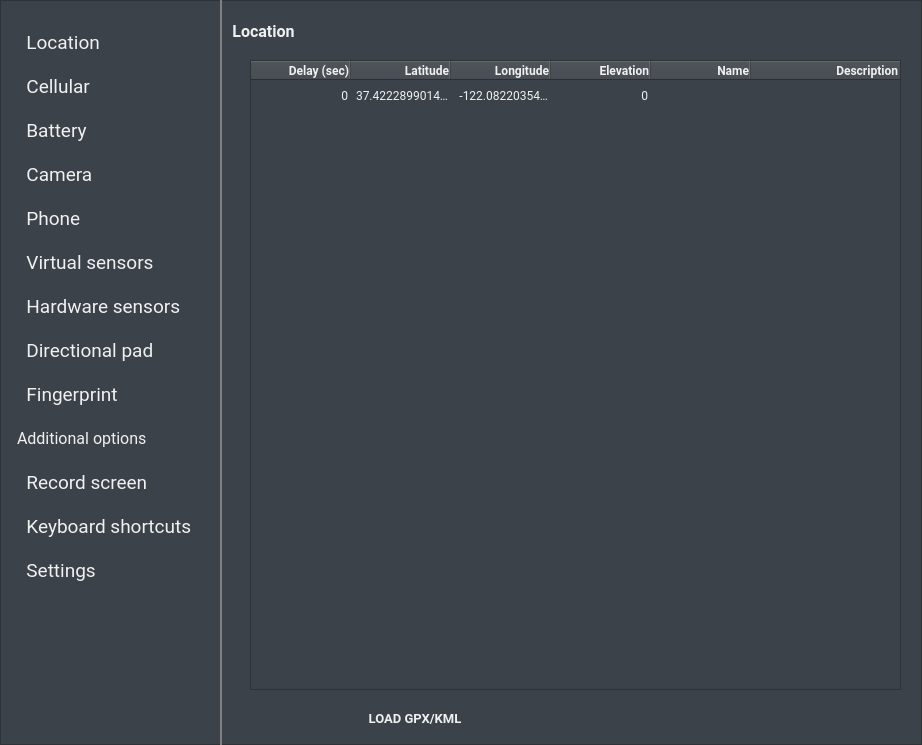
This is android/skin/qt/extended.ui in aosp-mirror/platform_external_qemu as Qt 5 draws it before an edit. The edited form follows.
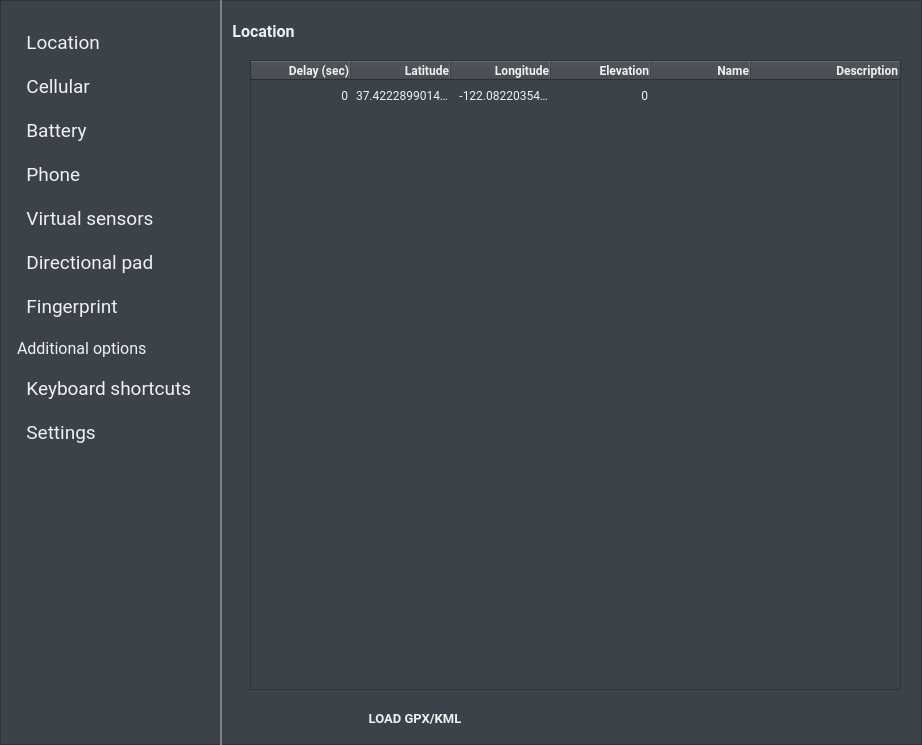
This is the edited form. Icons and pictures are not drawn. Custom widgets are drawn as their Qt base class.

Commit message:
Remove Camera, Hardware Sensors and Record Screen from sidebar
These features are not in the initial release.

The edit to the form file:
```diff
--- a/android/skin/qt/extended.ui
+++ b/android/skin/qt/extended.ui
@@ -2520,7 +2520,7 @@
    <property name="geometry">
     <rect>
      <x>0</x>
-     <y>196</y>
+     <y>152</y>
      <width>220</width>
      <height>44</height>
     </rect>
@@ -2696,7 +2696,7 @@
    <property name="geometry">
     <rect>
      <x>0</x>
-     <y>372</y>
+     <y>284</y>
      <width>220</width>
      <height>44</height>
     </rect>
@@ -2736,55 +2736,11 @@
     <string>MajorTab</string>
    </property>
   </widget>
-  <widget class="QPushButton" name="cameraButton">
-   <property name="geometry">
-    <rect>
-     <x>0</x>
-     <y>152</y>
-     <width>220</width>
-     <height>44</height>
-    </rect>
-   </property>
-   <property name="font">
-    <font>
-     <family>Roboto</family>
-     <pointsize>14</pointsize>
-    </font>
-   </property>
-   <property name="autoFillBackground">
-    <bool>false</bool>
-   </property>
-   <property name="styleSheet">
-    <string notr="true">text-align: left; padding: 0px 0px 0px 16px;</string>
-   </property>
-   <property name="text">
-    <string>  Camera</string>
-   </property>
-   <property name="icon">
-    <iconset resource="resources.qrc">
-     <normaloff>:/light/camera_iris</normaloff>:/light/camera_iris</iconset>
-   </property>
-   <property name="iconSize">
-    <size>
-     <width>20</width>
-     <height>20</height>
-    </size>
-   </property>
-   <property name="flat">
-    <bool>true</bool>
-   </property>
-   <property name="themeIconName" stdset="0">
-    <string>camera_iris</string>
-   </property>
-   <property name="ColorGroup" stdset="0">
-    <string>MajorTab</string>
-   </property>
-  </widget>
   <widget class="QPushButton" name="virtSensorsButton">
    <property name="geometry">
     <rect>
      <x>0</x>
-     <y>240</y>
+     <y>196</y>
      <width>220</width>
      <height>44</height>
     </rect>
@@ -2824,55 +2780,11 @@
     <string>MajorTab</string>
    </property>
   </widget>
-  <widget class="QPushButton" name="hwSensorsButton">
-   <property name="geometry">
-    <rect>
-     <x>0</x>
-     <y>284</y>
-     <width>220</width>
-     <height>44</height>
-    </rect>
-   </property>
-   <property name="font">
-    <font>
-     <family>Roboto</family>
-     <pointsize>14</pointsize>
-    </font>
-   </property>
-   <property name="autoFillBackground">
-    <bool>false</bool>
-   </property>
-   <property name="styleSheet">
-    <string notr="true">text-align: left; padding: 0px 0px 0px 16px;</string>
-   </property>
-   <property name="text">
-    <string>  Hardware sensors</string>
-   </property>
-   <property name="icon">
-    <iconset resource="resources.qrc">
-     <normaloff>:/light/hwSensors</normaloff>:/light/hwSensors</iconset>
-   </property>
-   <property name="iconSize">
-    <size>
-     <width>20</width>
-     <height>20</height>
-    </size>
-   </property>
-   <property name="flat">
-    <bool>true</bool>
-   </property>
-   <property name="themeIconName" stdset="0">
-    <string>hwSensors</string>
-   </property>
-   <property name="ColorGroup" stdset="0">
-    <string>MajorTab</string>
-   </property>
-  </widget>
   <widget class="QPushButton" name="dpadButton">
    <property name="geometry">
     <rect>
      <x>0</x>
-     <y>328</y>
+     <y>240</y>
      <width>220</width>
      <height>44</height>
     </rect>
@@ -2938,7 +2850,7 @@
    <property name="geometry">
     <rect>
      <x>0</x>
-     <y>548</y>
+     <y>410</y>
      <width>220</width>
      <height>44</height>
     </rect>
@@ -2985,9 +2897,9 @@
    <property name="geometry">
     <rect>
      <x>0</x>
-     <y>592</y>
+     <y>452</y>
      <width>220</width>
-     <height>151</height>
+     <height>300</height>
     </rect>
    </property>
    <property name="autoFillBackground">
@@ -3019,7 +2931,7 @@
    <property name="geometry">
     <rect>
      <x>0</x>
-     <y>416</y>
+     <y>326</y>
      <width>220</width>
      <height>44</height>
     </rect>
@@ -3056,7 +2968,7 @@
    <property name="geometry">
     <rect>
      <x>0</x>
-     <y>504</y>
+     <y>366</y>
      <width>220</width>
      <height>44</height>
     </rect>
@@ -3096,50 +3008,6 @@
     <string>MajorTab</string>
    </property>
   </widget>
-  <widget class="QPushButton" name="recordScrButton">
-   <property name="geometry">
-    <rect>
-     <x>0</x>
-     <y>460</y>
-     <width>220</width>
-     <height>44</height>
-    </rect>
-   </property>
-   <property name="font">
-    <font>
-     <family>Roboto</family>
-     <pointsize>14</pointsize>
-    </font>
-   </property>
-   <property name="autoFillBackground">
-    <bool>false</bool>
-   </property>
-   <property name="styleSheet">
-    <string notr="true">text-align: left; padding: 0px 0px 0px 16px;</string>
-   </property>
-   <property name="text">
-    <string>  Record screen</string>
-   </property>
-   <property name="icon">
-    <iconset resource="resources.qrc">
-     <normaloff>:/light/vidCam</normaloff>:/light/vidCam</iconset>
-   </property>
-   <property name="iconSize">
-    <size>
-     <width>20</width>
-     <height>20</height>
-    </size>
-   </property>
-   <property name="flat">
-    <bool>true</bool>
-   </property>
-   <property name="themeIconName" stdset="0">
-    <string>vidCam</string>
-   </property>
-   <property name="ColorGroup" stdset="0">
-    <string>MajorTab</string>
-   </property>
-  </widget>
   <widget class="QPushButton" name="spacer1Button">
    <property name="enabled">
     <bool>false</bool>
```
Left out of the diff: 3 changed lines with no effect on the pictures. The commit also changes 2 other files.
